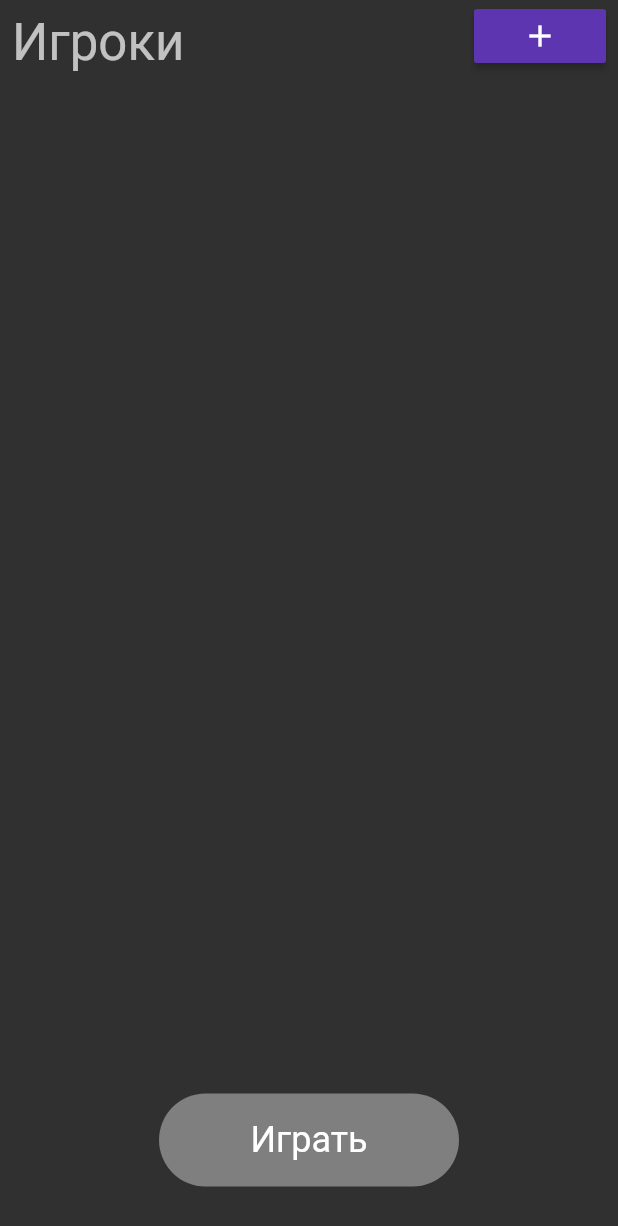
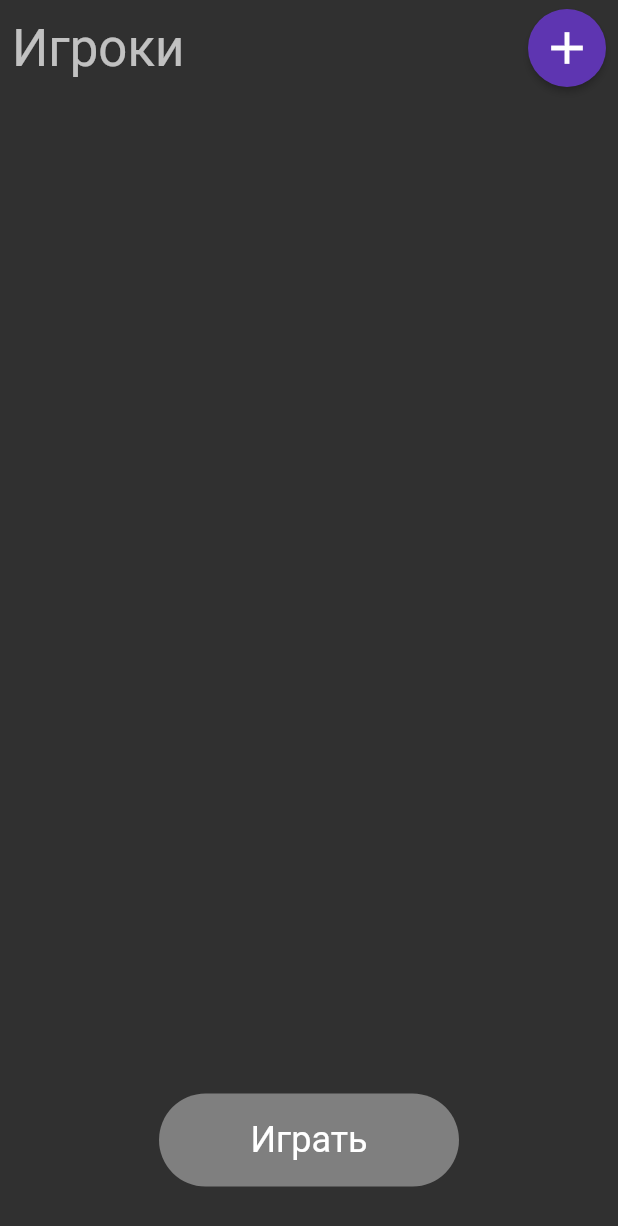
Before and after one commit to Proprogerman/factum, a Flutter app: the screen it shows after launch, on a phone screen of 412 x 824 dp. Shown: the top 1226 px of the screen. Run offline on Flutter 3.47's test engine with Material 2 defaults, Android fonts, the phone set to English and light mode, and no system bars; our stand-ins replace camera; missing offline and left inert: flutter_reorderable_list.

Commit message:
fixed some design problems

```diff
--- a/lib/common/theme.dart
+++ b/lib/common/theme.dart
@@ -7,4 +7,6 @@ final appTheme = ThemeData(
     disabledColor: Colors.deepPurple[700],
     primaryColor: Colors.deepPurple,
     cardColor: Colors.deepPurple[600],
-);
+    floatingActionButtonTheme: FloatingActionButtonThemeData(
+      disabledElevation: 0.0,
+    ));
--- a/lib/models/match_all_mode_model.dart
+++ b/lib/models/match_all_mode_model.dart
@@ -125,7 +125,6 @@ class MatchAllFriendsModeModel extends MatchAllModeModel {
         await rootBundle.loadString('test_data/local_game_data/players.json'));
     _players =
         testPlayersList.map((data) => PlayerData.fromJson(data)).toList();
-    print('playersCount:${_players.length}');
   }
 
   void addPlayer(PlayerData player) => _players.add(player);
--- a/lib/pages/add_player.dart
+++ b/lib/pages/add_player.dart
@@ -57,6 +57,8 @@ class AddPlayerScreenState extends State<AddPlayerScreen> {
             width: MediaQuery.of(context).size.width,
             height: MediaQuery.of(context).size.height -
                 Scaffold.of(context).appBarMaxHeight,
+            child: Padding(
+              padding: EdgeInsets.symmetric(horizontal: 8.0),
               child: Center(
                 child: FutureBuilder<void>(
                   future: _initializeControllerFuture,
@@ -79,7 +81,9 @@ class AddPlayerScreenState extends State<AddPlayerScreen> {
             ),
           ),
         ),
+      ),
       floatingActionButton: FloatingActionButton(
+        backgroundColor: Theme.of(context).primaryColor,
         child: Icon(Icons.camera_alt),
         onPressed: () => _addPlayerAction(),
       ),
@@ -98,7 +102,7 @@ class AddPlayerScreenState extends State<AddPlayerScreen> {
         context,
         PageRouteBuilder(
           pageBuilder: (context, _, __) => InputPlayerDataScreen(
-            inputTitle: 'Введи своё имя',
+            inputMode: InputPlayerDataScreenMode.nameInput,
             image: Image.file(File(path)),
           ),
           transitionDuration: Duration(seconds: 0),
--- a/lib/pages/input_players_facts.dart
+++ b/lib/pages/input_players_facts.dart
@@ -24,7 +24,7 @@ class InputPlayersFacts extends StatelessWidget {
       player: currentPlayer,
       child: InputPlayerDataScreen(
         image: currentPlayer.image,
-        inputTitle: 'Введи факт о себе',
+        inputMode: InputPlayerDataScreenMode.factInput,
       ),
     );
   }
--- a/lib/pages/players.dart
+++ b/lib/pages/players.dart
@@ -43,27 +43,35 @@ class _PlayersScreenState extends State<PlayersScreen> with RouteAware {
           crossAxisAlignment: CrossAxisAlignment.stretch,
           children: [
             Container(
+              margin: EdgeInsets.symmetric(vertical: 6.0),
               child: Padding(
                 padding: const EdgeInsets.symmetric(horizontal: 8.0),
                 child: Row(
                   mainAxisAlignment: MainAxisAlignment.spaceBetween,
-                  crossAxisAlignment: CrossAxisAlignment.end,
+                  crossAxisAlignment: CrossAxisAlignment.center,
                   children: [
                     Text(
                       'Игроки',
                       style: Theme.of(context).textTheme.headline4,
                     ),
-                    RaisedButton(
-                      child: Icon(Icons.add),
+                    RawMaterialButton(
+                      constraints: BoxConstraints(minWidth: 40.0),
+                      fillColor: Theme.of(context).buttonColor,
+                      elevation: 2.0,
+                      shape: CircleBorder(),
+                      padding: EdgeInsets.all(8.0),
                       onPressed: () {
                         Navigator.of(context).pushNamed('/add_player');
                       },
+                      child: Icon(
+                        Icons.add,
+                        size: 36.0,
+                      ),
                     ),
                   ],
                 ),
               ),
             ),
-            SizedBox(height: 8.0),
             Padding(
               padding: const EdgeInsets.symmetric(horizontal: 8.0),
               child: SingleChildScrollView(
```
Also changed, not shown: lib/pages/input_player_data.dart (+45 -12 lines), lib/pages/results.dart (+8 -3 lines), 1 other file. Lines whose indentation alone changed are shown as unchanged.
